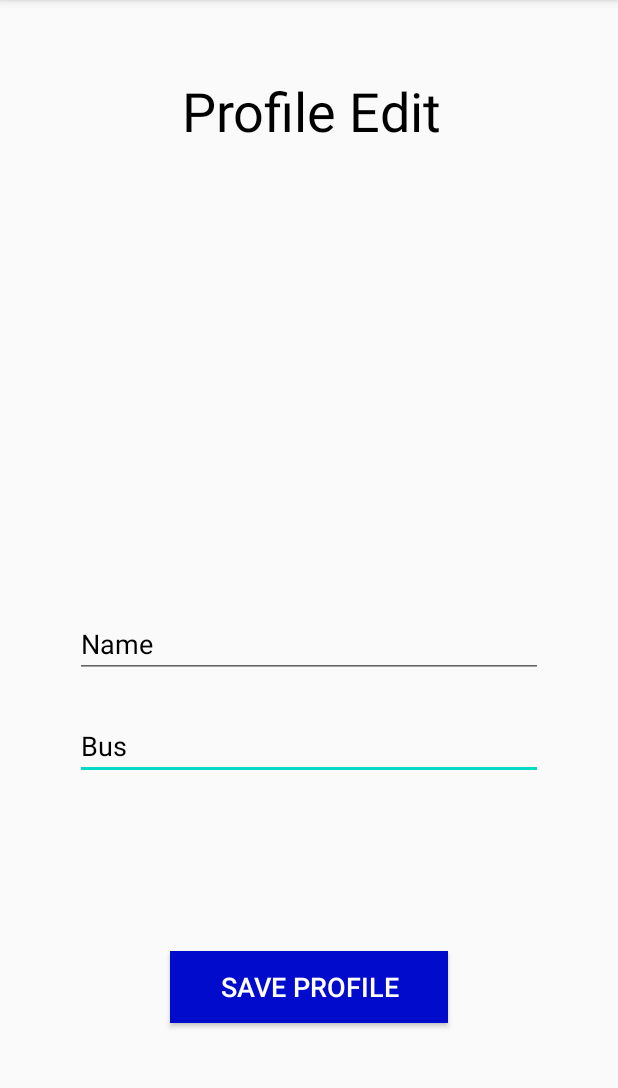
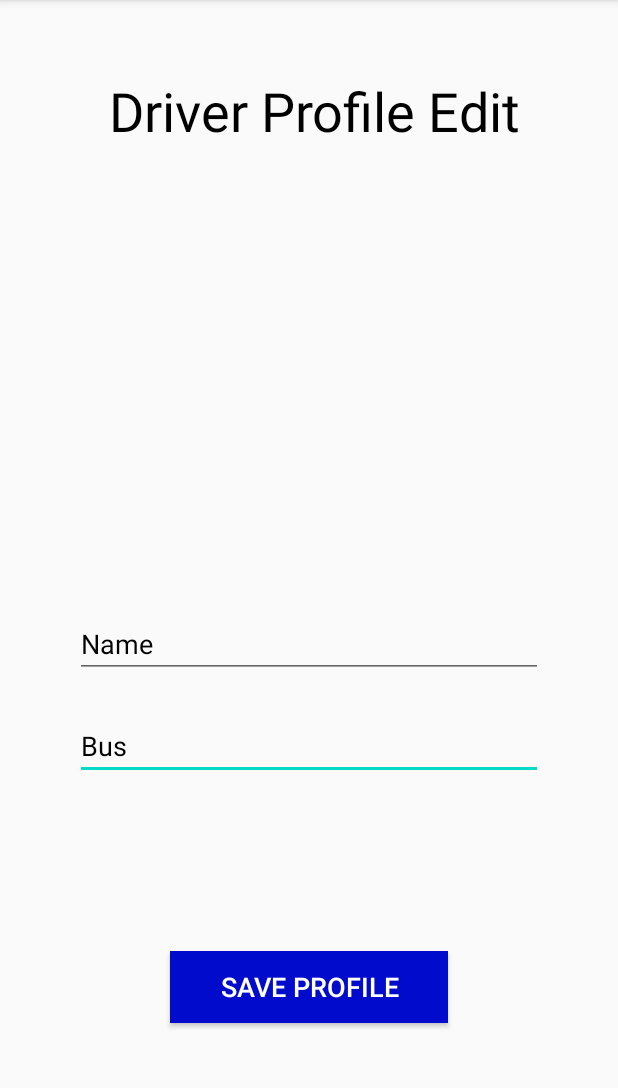
Before and after one commit to PratikBhangale/Hacathon59_bytecode_velocity, an Android app: the DriverProfile screen opened directly, with no data from a screen before it, after a tap on "Click to Change Details.", on a phone screen of 412 x 824 dp, the part 84-1172 px from its top. Run offline under Robolectric (Android 15) with nearby library versions, the phone set to English and light mode, and no system bars; our stand-ins replace Firebase (no records; nobody signed in at launch, a user with empty details on screens opened directly).

Commit message:
All Profile Update

```diff
--- a/app/src/main/java/com/example/hacathonbeta/driver/DriverProfile.java
+++ b/app/src/main/java/com/example/hacathonbeta/driver/DriverProfile.java
@@ -22,10 +22,12 @@ import java.util.Objects;
 
 public class DriverProfile extends AppCompatActivity {
 
-    private FirebaseAuth mAuth;
-    private FirebaseFirestore db;
-    private Task<DocumentSnapshot> mRef;
-    TextView name,bus,edit;
+    FirebaseAuth mAuth;
+    FirebaseFirestore db;
+    Task<DocumentSnapshot> mRef;
+    private TextView name;
+    private TextView bus;
+
     @Override
     protected void onCreate(Bundle savedInstanceState) {
         super.onCreate(savedInstanceState);
@@ -34,7 +36,7 @@ public class DriverProfile extends AppCompatActivity {
         db = FirebaseFirestore.getInstance();
         name = (TextView) findViewById(R.id.textView7);
         bus = (TextView) findViewById(R.id.textView8);
-        edit = (TextView) findViewById(R.id.textView9);
+        TextView edit = (TextView) findViewById(R.id.textView9);
 
         edit.setOnClickListener(new View.OnClickListener() {
             @Override
--- a/app/src/main/java/com/example/hacathonbeta/driver/EditDriverProfile.java
+++ b/app/src/main/java/com/example/hacathonbeta/driver/EditDriverProfile.java
@@ -22,8 +22,8 @@ import java.util.Objects;
 
 public class EditDriverProfile extends AppCompatActivity {
     private EditText name, number;
-    private FirebaseFirestore db;
-    private FirebaseAuth kAuth;
+    FirebaseFirestore db;
+    FirebaseAuth kAuth;
     private String names, numbers;
     Button save;
     @Override
--- a/app/src/main/java/com/example/hacathonbeta/student/StudentLogin.java
+++ b/app/src/main/java/com/example/hacathonbeta/student/StudentLogin.java
@@ -87,9 +87,9 @@ public class StudentLogin extends AppCompatActivity {
         mAuth.signInWithEmailAndPassword(email1,password1).addOnCompleteListener(new OnCompleteListener<AuthResult>() {
             @Override
             public void onComplete(@NonNull Task<AuthResult> task) {
+                bar1.setVisibility(View.INVISIBLE);
+
                 if(task.isSuccessful()){
-                    bar1.setVisibility(View.INVISIBLE);
-
                     gotohome();
                     Toast.makeText(StudentLogin.this, "You have successfully logged in.", Toast.LENGTH_SHORT).show();
                 }
--- a/app/src/main/res/layout/activity_edit_driver_profile.xml
+++ b/app/src/main/res/layout/activity_edit_driver_profile.xml
@@ -35,14 +35,14 @@
 
     <TextView
         android:id="@+id/textView4"
-        android:layout_width="295dp"
-        android:layout_height="61dp"
+        android:layout_width="299dp"
+        android:layout_height="85dp"
         android:layout_alignParentStart="true"
         android:layout_alignParentTop="true"
         android:layout_centerHorizontal="true"
         android:layout_marginStart="60dp"
         android:layout_marginTop="49dp"
-        android:text="Profile Edit"
+        android:text="Driver Profile Edit"
         android:textAlignment="center"
         android:textColor="#000000"
         android:textColorHint="#000000"
```
Also changed, not shown: app/src/main/AndroidManifest.xml (+6 -3 lines), app/src/main/java/com/example/hacathonbeta/student/EditStudentProfile.java (added, +72 -0 lines), app/src/main/java/com/example/hacathonbeta/student/StudentHome.java (+12 -0 lines), app/src/main/java/com/example/hacathonbeta/student/StudentProfile.java (added, +81 -0 lines), app/src/main/res/layout/activity_edit_student_profile.xml (added, +64 -0 lines), app/src/main/res/layout/activity_student_home.xml (+7 -0 lines).
